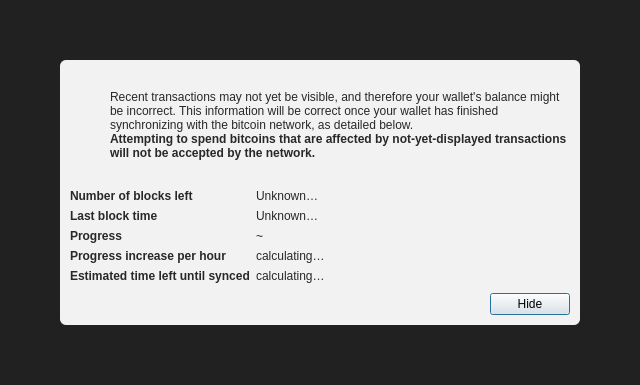
The window that src/qt/forms/modaloverlay.ui (PWRcoin/PWRcoin) describes before a commit, drawn with Qt 5.
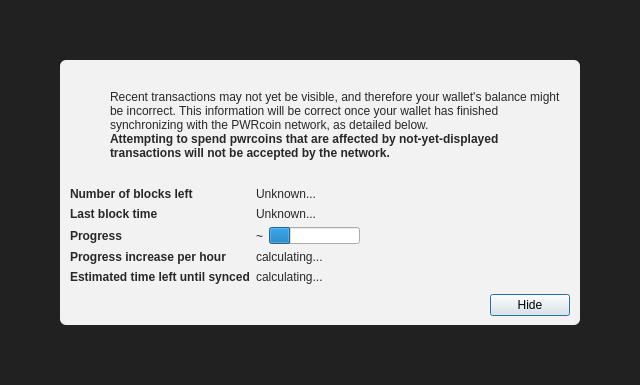
The same window after the commit. Icons and pictures are not drawn.

The edit to the form file:
```diff
--- a/src/qt/forms/modaloverlay.ui
+++ b/src/qt/forms/modaloverlay.ui
@@ -130,7 +130,7 @@
              <item>
               <widget class="QLabel" name="infoText">
                <property name="text">
-                <string>Recent transactions may not yet be visible, and therefore your wallet's balance might be incorrect. This information will be correct once your wallet has finished synchronizing with the bitcoin network, as detailed below.</string>
+                <string>Recent transactions may not yet be visible, and therefore your wallet's balance might be incorrect. This information will be correct once your wallet has finished synchronizing with the PWRcoin network, as detailed below.</string>
                </property>
                <property name="textFormat">
                 <enum>Qt::RichText</enum>
@@ -149,7 +149,7 @@
                 </font>
                </property>
                <property name="text">
-                <string>Attempting to spend bitcoins that are affected by not-yet-displayed transactions will not be accepted by the network.</string>
+                <string>Attempting to spend pwrcoins that are affected by not-yet-displayed transactions will not be accepted by the network.</string>
                </property>
                <property name="textFormat">
                 <enum>Qt::RichText</enum>
@@ -219,7 +219,7 @@
            <item row="0" column="1">
             <widget class="QLabel" name="numberOfBlocksLeft">
              <property name="text">
-              <string>Unknown…</string>
+              <string>Unknown...</string>
              </property>
             </widget>
            </item>
@@ -245,7 +245,7 @@
               </sizepolicy>
              </property>
              <property name="text">
-              <string>Unknown…</string>
+              <string>Unknown...</string>
              </property>
             </widget>
            </item>
@@ -271,6 +271,16 @@
                </property>
               </widget>
              </item>
+             <item>
+              <widget class="QProgressBar" name="progressBar">
+               <property name="value">
+                <number>24</number>
+               </property>
+               <property name="format">
+                <string/>
+               </property>
+              </widget>
+             </item>
             </layout>
            </item>
            <item row="4" column="0">
@@ -289,7 +299,7 @@
            <item row="4" column="1">
             <widget class="QLabel" name="progressIncreasePerH">
              <property name="text">
-              <string>calculating…</string>
+              <string>calculating...</string>
              </property>
             </widget>
            </item>
@@ -309,7 +319,7 @@
            <item row="5" column="1">
             <widget class="QLabel" name="expectedTimeLeft">
              <property name="text">
-              <string>calculating…</string>
+              <string>calculating...</string>
              </property>
             </widget>
            </item>
```
